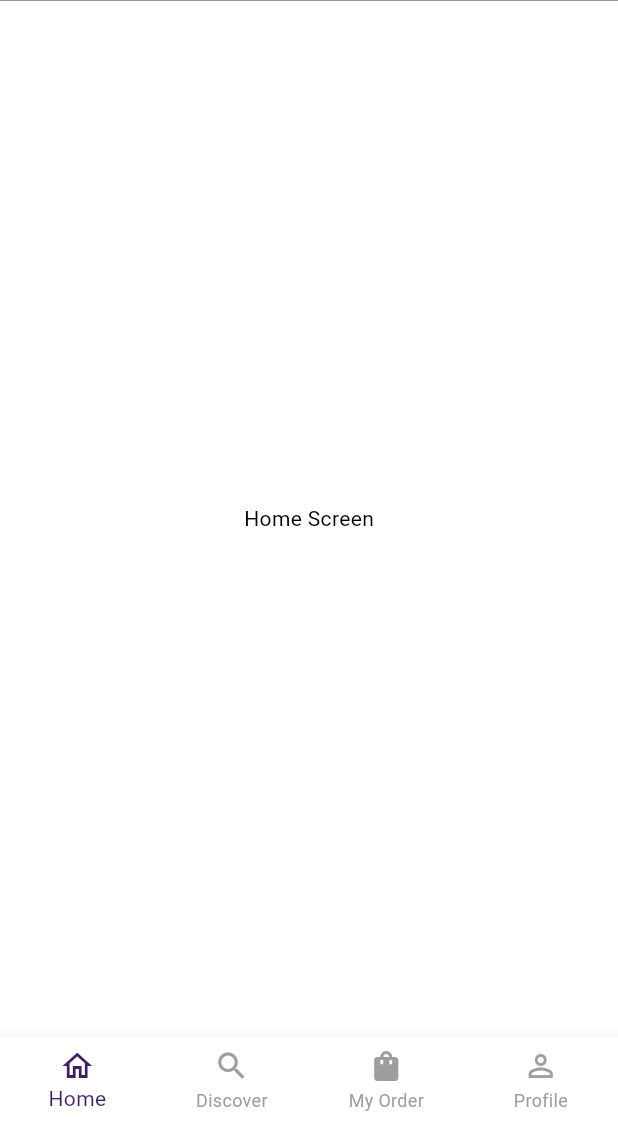
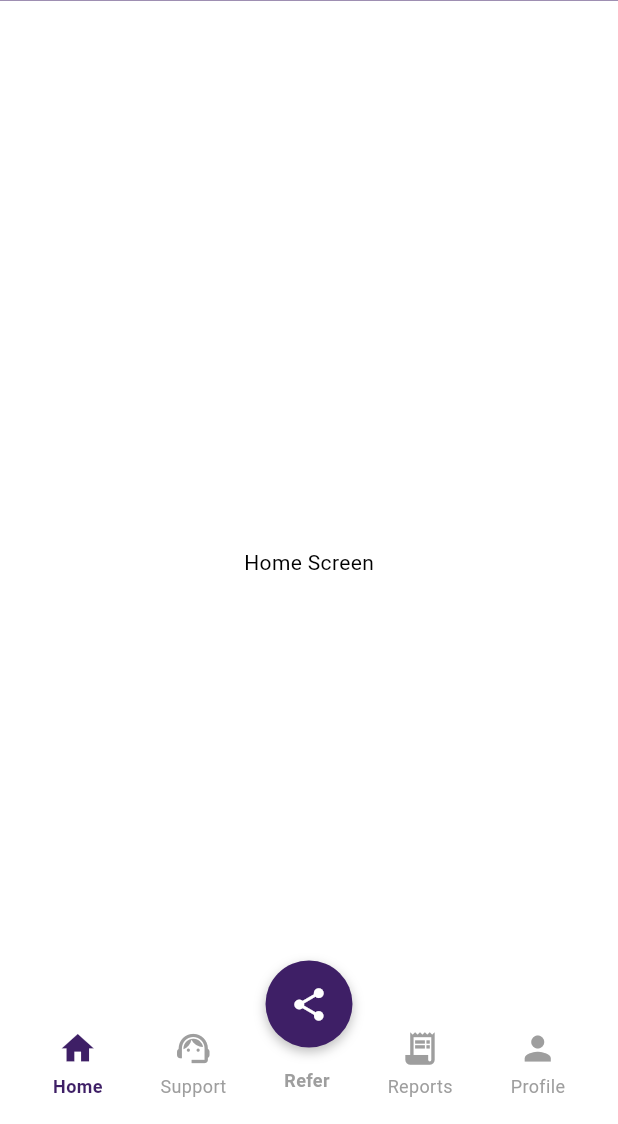
Before and after one commit to Adarst356/we_save_mores, a Flutter app: the MainNav screen opened by its route, on a phone screen of 412 x 824 dp, the part 112-1236 px from its top. Run offline on Flutter 3.47's test engine with Material 3 defaults, Android fonts, the phone set to English and light mode, and no system bars; our stand-ins replace connectivity_plus, flutter_svg, fluttertoast, get, get_storage, lottie; missing offline and left inert: app_badge_plus; accounts and stored records are empty.

Commit message:
ok updated

```diff
--- a/lib/modules/auth/login/view/login_controller.dart
+++ b/lib/modules/auth/login/view/login_controller.dart
@@ -87,7 +87,7 @@ class LoginController extends GetxController {
                box.write('isLoggedIn', true);
               box.write('mobile', mobileController.text.trim());
               box.write('password', passwordController.text.trim());
-              Get.offAllNamed(AppRoutes.homeScreen);
+              Get.offAllNamed(AppRoutes.bottomNav);
             } else {
               CommonToast.showToastError(data.msg ?? "Invalid credentials");
             }
--- a/lib/modules/dashboard/home/home_screen.dart
+++ b/lib/modules/dashboard/home/home_screen.dart
@@ -3,7 +3,7 @@ import 'package:flutter_svg/flutter_svg.dart';
 import 'package:get_storage/get_storage.dart';
 import 'package:we_save_more/utils/spacing.dart';
 import '../../../utils/custom_appbar.dart';
-import '../../../widget/side_drawer.dart';
+import '../drawer/side_drawer.dart';
 
 class HomeScreen extends StatelessWidget {
   final box = GetStorage();
--- a/lib/modules/dashboard/main_nav/main_nav.dart
+++ b/lib/modules/dashboard/main_nav/main_nav.dart
@@ -1,12 +1,10 @@
 import 'package:flutter/material.dart';
-
 import 'package:get/get.dart';
+import 'package:we_save_more/modules/dashboard/home/home_screen.dart';
 import 'package:we_save_more/modules/dashboard/profile/profile_screen.dart';
 import 'package:we_save_more/modules/dashboard/refers/refers_screen.dart';
 import 'package:we_save_more/modules/dashboard/reports/report_screen.dart';
 import 'package:we_save_more/modules/dashboard/support/support_screen.dart';
-
-import '../home/home_screen.dart';
 import 'main_nav_controller.dart';
 
 class MainNav extends StatelessWidget {
@@ -14,119 +12,132 @@ class MainNav extends StatelessWidget {
 
   final List<Widget> _pages = [
     HomeScreen(),
-    SupportScreen(),
-    RefersScreen(),
-   ReportScreen(),
-    ProfileScreen()
+    const SupportScreen(),
+    const RefersScreen(),
+    const ReportScreen(),
+    const ProfileScreen(),
   ];
 
   MainNav({super.key});
 
   @override
   Widget build(BuildContext context) {
-    final width = MediaQuery.of(context).size.width;
-    final isTablet = width >= 640;
     final theme = Theme.of(context);
-    final colorScheme = theme.colorScheme;
+    final isDarkMode = theme.brightness == Brightness.dark;
 
+    return Obx(() => WillPopScope(
+      onWillPop: () async {
+        if (controller.selectedIndex.value != 0) {
+          controller.changeIndex(0);
+          return false;
+        }
+        return true;
+      },
+      child: Scaffold(
+        extendBody: true,
+        body: _pages[controller.selectedIndex.value],
 
-    final navBackground = theme.bottomNavigationBarTheme.backgroundColor ??
-        theme.scaffoldBackgroundColor;
-    final selectedColor = theme.bottomNavigationBarTheme.selectedItemColor ??
-        colorScheme.primary;
-    final unselectedColor = theme.bottomNavigationBarTheme.unselectedItemColor ??
-        Colors.grey;
+        /// Floating "Refer" Button
+        floatingActionButton: Container(
+          height: 58,
+          width: 58,
+          decoration: BoxDecoration(
+            shape: BoxShape.circle,
+            color: controller.selectedIndex.value == 2
+                ? theme.primaryColor.withOpacity(0.9)
+                : theme.primaryColor,
+            boxShadow: [
+              BoxShadow(
+                color: Colors.black26,
+                blurRadius: 6,
+                offset: const Offset(0, 3),
+              )
+            ],
+          ),
+          child: IconButton(
+            onPressed: () => controller.changeIndex(2),
+            icon: const Icon(Icons.share, color: Colors.white, size: 26),
+          ),
+        ),
+        floatingActionButtonLocation: FloatingActionButtonLocation.centerDocked,
 
-    return WillPopScope(
-      onWillPop: () {
-        if (controller.selectedIndex.value == 0) {
-          return Future.value(true);
-        } else {
-          controller.changeIndex(0);
-          return Future.value(false);
-        }
-      },
-      child: Obx(
-            () => Scaffold(
-          backgroundColor: theme.scaffoldBackgroundColor,
-          body: isTablet
-              ? Row(
+        // Bottom Navigation Bar
+        bottomNavigationBar: BottomAppBar(
+          shape: const CircularNotchedRectangle(),
+          notchMargin: 8,
+          elevation: 10,
+          color: theme.cardColor,
+          child: SizedBox(
+            height: 65,
+            child: Row(
+              mainAxisAlignment: MainAxisAlignment.spaceAround,
               children: [
-              NavigationRail(
-                backgroundColor: navBackground,
-                selectedIndex: controller.selectedIndex.value,
-                onDestinationSelected: controller.changeIndex,
-                labelType: NavigationRailLabelType.all,
-                selectedIconTheme:
-                IconThemeData(color: selectedColor, size: 28),
-                unselectedIconTheme:
-                IconThemeData(color: unselectedColor, size: 26),
-                selectedLabelTextStyle: TextStyle(
-                  color: selectedColor,
-                  fontWeight: FontWeight.bold,
+                _navItem(Icons.home, "Home", 0, controller, isDarkMode, theme),
+                _navItem(Icons.support_agent, "Support", 1, controller, isDarkMode, theme),
+
+                Column(
+                  mainAxisAlignment: MainAxisAlignment.center,
+                  children: [
+                    const SizedBox(height: 22),
+                    Text(
+                      "Refer",
+                      style: TextStyle(
+                        fontSize: 12,
+                        fontWeight: FontWeight.w600,
+                        color: controller.selectedIndex.value == 2
+                            ? (isDarkMode ? Colors.white : theme.primaryColor)
+                            : Colors.grey,
                       ),
-                unselectedLabelTextStyle: TextStyle(
-                  color: unselectedColor,
-                ),
-                destinations: const [
-                  NavigationRailDestination(
-                    icon: Icon(Icons.home_outlined),
-                    selectedIcon: Icon(Icons.home),
-                    label: Text("Home"),
-                  ),
-                  NavigationRailDestination(
-                    icon: Icon(Icons.search),
-                    selectedIcon: Icon(Icons.search),
-                    label: Text("Discover"),
-                  ),
-                  NavigationRailDestination(
-                    icon: Icon(Icons.shopping_bag),
-                    selectedIcon: Icon(Icons.shopping_bag),
-                    label: Text("My Order"),
-                  ),
-                  NavigationRailDestination(
-                    icon: Icon(Icons.person_outline),
-                    selectedIcon: Icon(Icons.person),
-                    label: Text("Profile"),
                     ),
                   ],
                 ),
-              Expanded(child: _pages[controller.selectedIndex.value]),
-            ],
-          )
-              : _pages[controller.selectedIndex.value],
 
-
-          bottomNavigationBar: isTablet
-              ? null
-              : BottomNavigationBar(
-            currentIndex: controller.selectedIndex.value,
-            type: BottomNavigationBarType.fixed,
-            backgroundColor: navBackground,
-            selectedItemColor: selectedColor,
-            unselectedItemColor: unselectedColor,
-            onTap: controller.changeIndex,
-            items: const [
-              BottomNavigationBarItem(
-                icon: Icon(Icons.home_outlined),
-                label: "Home",
-              ),
-              BottomNavigationBarItem(
-                icon: Icon(Icons.search),
-                label: "Discover",
-              ),
-              BottomNavigationBarItem(
-                icon: Icon(Icons.shopping_bag),
-                label: "My Order",
-              ),
-              BottomNavigationBarItem(
-                icon: Icon(Icons.person_outline),
-                label: "Profile",
-              ),
+                _navItem(Icons.receipt_long, "Reports", 3, controller, isDarkMode, theme),
+                _navItem(Icons.person, "Profile", 4, controller, isDarkMode, theme),
               ],
             ),
           ),
         ),
+      ),
+    ));
+  }
+
+  /// ✅ Navigation Item
+  Widget _navItem(
+      IconData icon,
+      String label,
+      int index,
+      MainNavigationController controller,
+      bool isDarkMode,
+      ThemeData theme,
+      ) {
+    final isSelected = controller.selectedIndex.value == index;
+
+    return GestureDetector(
+      onTap: () => controller.changeIndex(index),
+      child: Column(
+        mainAxisAlignment: MainAxisAlignment.center,
+        children: [
+          Icon(
+            icon,
+            color: isSelected
+                ? (isDarkMode ? Colors.white : theme.primaryColor)
+                : Colors.grey,
+            size: 26,
+          ),
+          const SizedBox(height: 4),
+          Text(
+            label,
+            style: TextStyle(
+              fontSize: 12,
+              color: isSelected
+                  ? (isDarkMode ? Colors.white : theme.primaryColor)
+                  : Colors.grey,
+              fontWeight: isSelected ? FontWeight.bold : FontWeight.normal,
+            ),
+          ),
+        ],
+      ),
     );
   }
 }
--- a/lib/modules/dashboard/support/support_screen.dart
+++ b/lib/modules/dashboard/support/support_screen.dart
@@ -5,6 +5,8 @@ class SupportScreen extends StatelessWidget {
 
   @override
   Widget build(BuildContext context) {
-    return const Placeholder();
+    return Scaffold(
+      appBar: AppBar(title: Text("Fsrg"),),
+    );
   }
 }
--- a/lib/modules/splash/splash_controller.dart
+++ b/lib/modules/splash/splash_controller.dart
@@ -18,7 +18,7 @@ class SplashController extends GetxController {
 
     if (isLoggedIn) {
       ///  If user already logged in → go to home
-      Get.offAllNamed(AppRoutes.homeScreen);
+      Get.offAllNamed(AppRoutes.bottomNav);
     } else {
       /// Otherwise → go to onboarding/login
       Get.offAllNamed(AppRoutes.onboarding);
--- a/lib/theme/theme.dart
+++ b/lib/theme/theme.dart
@@ -7,7 +7,6 @@ final ThemeData lightTheme = ThemeData(
   primaryColor: appColors.primaryColor,
   scaffoldBackgroundColor: appColors.backgroundLight,
 
-  ///Color scheme
   colorScheme: ColorScheme.light(
     primary: appColors.primaryColor,
     secondary: appColors.primaryLight,
@@ -17,7 +16,7 @@ final ThemeData lightTheme = ThemeData(
     onSurface: appColors.textDark,
   ),
 
-  /// AppBar
+  /// ✅ AppBar
   appBarTheme: AppBarTheme(
     backgroundColor: appColors.primaryColor,
     elevation: 2,
@@ -29,7 +28,24 @@ final ThemeData lightTheme = ThemeData(
     iconTheme: IconThemeData(color: appColors.textDark),
   ),
 
-  /// Elevated Button
+  /// ✅ Bottom Navigation Theme
+  bottomNavigationBarTheme: BottomNavigationBarThemeData(
+    backgroundColor: Colors.white,
+    selectedItemColor: appColors.primaryColor,
+    unselectedItemColor: appColors.textGrey,
+    showUnselectedLabels: true,
+    type: BottomNavigationBarType.fixed,
+  ),
+
+  // /// ✅ BottomAppBar Theme (for floating button)
+  // bottomAppBarTheme: BottomAppBarTheme(
+  //   color: Colors.white,
+  //   elevation: 8,
+  //   surfaceTintColor: Colors.white,
+  //   shadowColor: Colors.black12,
+  // ),
+
+  /// ✅ Elevated Button
   elevatedButtonTheme: ElevatedButtonThemeData(
     style: ElevatedButton.styleFrom(
       backgroundColor: appColors.primaryColor,
@@ -40,7 +56,7 @@ final ThemeData lightTheme = ThemeData(
     ),
   ),
 
-  /// Text theme
+  /// ✅ Text Theme
   textTheme: TextTheme(
     bodyLarge: TextStyle(color: appColors.textDark),
     bodyMedium: TextStyle(color: appColors.textDark),
@@ -53,6 +69,7 @@ final ThemeData lightTheme = ThemeData(
 );
 
 
+/// 🔹 Dark Theme
 final ThemeData darkTheme = ThemeData(
   useMaterial3: true,
   brightness: Brightness.dark,
@@ -79,6 +96,20 @@ final ThemeData darkTheme = ThemeData(
     iconTheme: IconThemeData(color: appColors.textLight),
   ),
 
+  /// ✅ Bottom Navigation Theme
+  bottomNavigationBarTheme: BottomNavigationBarThemeData(
+    backgroundColor: const Color(0xFF1E1E1E),
+    selectedItemColor: appColors.primaryLight,
+    unselectedItemColor: Colors.grey[500],
+    showUnselectedLabels: true,
+    type: BottomNavigationBarType.fixed,
+  ),
+  //
+  // bottomAppBarTheme: BottomAppBarTheme(
+  //   color: const Color(0xFF1E1E1E),
+  //   elevation: 8,
+  // ),
+
   elevatedButtonTheme: ElevatedButtonThemeData(
     style: ElevatedButton.styleFrom(
       backgroundColor: appColors.primaryColor,
@@ -90,13 +121,12 @@ final ThemeData darkTheme = ThemeData(
   ),
 
   textTheme: TextTheme(
-    bodyLarge: TextStyle(color: appColors.textDark),
-    bodyMedium: TextStyle(color: appColors.textDark),
-    bodySmall: TextStyle(color: appColors.textDark),
+    bodyLarge: TextStyle(color: appColors.textLight),
+    bodyMedium: TextStyle(color: appColors.textLight),
+    bodySmall: TextStyle(color: appColors.textLight),
     titleLarge: TextStyle(color: appColors.primaryColor, fontWeight: FontWeight.bold),
-    titleMedium: TextStyle(color: appColors.textDark),
+    titleMedium: TextStyle(color: appColors.textLight),
     labelLarge: TextStyle(color: appColors.primaryColor),
     labelMedium: TextStyle(color: appColors.textGrey),
   ),
-
 );
```
Also changed, not shown: lib/modules/dashboard/drawer/side_drawer.dart (renamed from lib/widget/side_drawer.dart), lib/modules/dashboard/drawer/side_drawer_controller.dart (added). Lines whose indentation alone changed are shown as unchanged.
